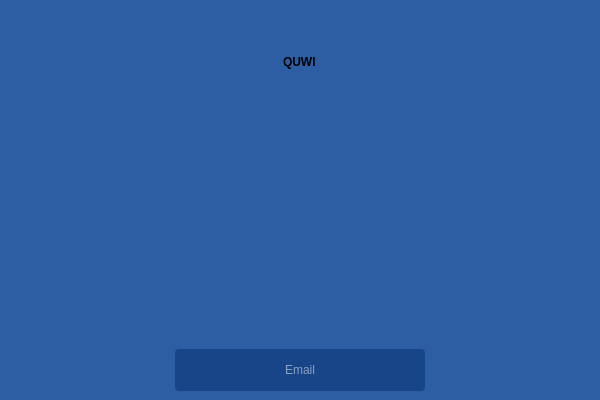
The window that MainWindow.ui (OrbitScripts/QuwiWidget) describes before a commit, drawn with Qt 5.
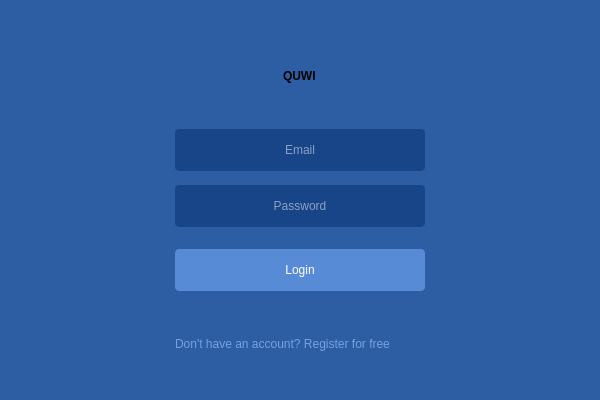
The same window after the commit. Icons and pictures are not drawn.

Commit message: login page

What changed in the file:
```diff
--- a/MainWindow.ui
+++ b/MainWindow.ui
@@ -36,8 +36,56 @@
   </property>
   <widget class="QWidget" name="centralwidget">
    <layout class="QGridLayout" name="gridLayout">
-    <item row="2" column="1">
+    <item row="9" column="1">
+     <spacer name="verticalSpacer_3">
+      <property name="orientation">
+       <enum>Qt::Vertical</enum>
+      </property>
+      <property name="sizeHint" stdset="0">
+       <size>
+        <width>20</width>
+        <height>40</height>
+       </size>
+      </property>
+     </spacer>
+    </item>
+    <item row="3" column="1">
+     <spacer name="verticalSpacer_4">
+      <property name="orientation">
+       <enum>Qt::Vertical</enum>
+      </property>
+      <property name="sizeHint" stdset="0">
+       <size>
+        <width>20</width>
+        <height>40</height>
+       </size>
+      </property>
+     </spacer>
+    </item>
+    <item row="10" column="1">
+     <widget class="QLabel" name="registerLink">
+      <property name="maximumSize">
+       <size>
+        <width>16777215</width>
+        <height>40</height>
+       </size>
+      </property>
+      <property name="styleSheet">
+       <string notr="true">color: rgb(118, 161, 225)</string>
+      </property>
+      <property name="text">
+       <string>Don't have an account? Register for free</string>
+      </property>
+     </widget>
+    </item>
+    <item row="4" column="1">
      <widget class="QLineEdit" name="emailField">
+      <property name="sizePolicy">
+       <sizepolicy hsizetype="Minimum" vsizetype="Fixed">
+        <horstretch>0</horstretch>
+        <verstretch>0</verstretch>
+       </sizepolicy>
+      </property>
       <property name="minimumSize">
        <size>
         <width>250</width>
@@ -57,20 +105,7 @@
       </property>
      </widget>
     </item>
-    <item row="2" column="0">
-     <spacer name="horizontalSpacer">
-      <property name="orientation">
-       <enum>Qt::Horizontal</enum>
-      </property>
-      <property name="sizeHint" stdset="0">
-       <size>
-        <width>40</width>
-        <height>20</height>
-       </size>
-      </property>
-     </spacer>
-    </item>
-    <item row="0" column="1" alignment="Qt::AlignHCenter">
+    <item row="1" column="1" alignment="Qt::AlignHCenter">
      <widget class="QLabel" name="logo">
       <property name="maximumSize">
        <size>
@@ -92,9 +127,49 @@
       </property>
      </widget>
     </item>
-    <item row="2" column="2">
-     <spacer name="horizontalSpacer_2">
+    <item row="11" column="1">
+     <spacer name="verticalSpacer">
       <property name="orientation">
+       <enum>Qt::Vertical</enum>
+      </property>
+      <property name="sizeHint" stdset="0">
+       <size>
+        <width>20</width>
+        <height>40</height>
+       </size>
+      </property>
+     </spacer>
+    </item>
+    <item row="6" column="1" alignment="Qt::AlignHCenter">
+     <widget class="QLineEdit" name="passwordField">
+      <property name="sizePolicy">
+       <sizepolicy hsizetype="Fixed" vsizetype="Fixed">
+        <horstretch>0</horstretch>
+        <verstretch>0</verstretch>
+       </sizepolicy>
+      </property>
+      <property name="minimumSize">
+       <size>
+        <width>250</width>
+        <height>42</height>
+       </size>
+      </property>
+      <property name="styleSheet">
+       <string notr="true">background-color: rgb(23, 69, 136);
+border-radius: 4px;
+color: rgb(255, 255, 255);</string>
+      </property>
+      <property name="alignment">
+       <set>Qt::AlignCenter</set>
+      </property>
+      <property name="placeholderText">
+       <string>Password</string>
+      </property>
+     </widget>
+    </item>
+    <item row="4" column="2">
+     <spacer name="rightSpacer">
+      <property name="orientation">
        <enum>Qt::Horizontal</enum>
       </property>
       <property name="sizeHint" stdset="0">
@@ -105,7 +180,20 @@
       </property>
      </spacer>
     </item>
-    <item row="1" column="1" alignment="Qt::AlignHCenter|Qt::AlignTop">
+    <item row="4" column="0">
+     <spacer name="leftSpacer">
+      <property name="orientation">
+       <enum>Qt::Horizontal</enum>
+      </property>
+      <property name="sizeHint" stdset="0">
+       <size>
+        <width>40</width>
+        <height>20</height>
+       </size>
+      </property>
+     </spacer>
+    </item>
+    <item row="2" column="1" alignment="Qt::AlignHCenter|Qt::AlignTop">
      <widget class="QLabel" name="logoTitle">
       <property name="styleSheet">
        <string notr="true">font-weight: bold;</string>
@@ -115,6 +203,75 @@
       </property>
      </widget>
     </item>
+    <item row="8" column="1" alignment="Qt::AlignHCenter">
+     <widget class="QPushButton" name="loginButton">
+      <property name="sizePolicy">
+       <sizepolicy hsizetype="Fixed" vsizetype="Fixed">
+        <horstretch>0</horstretch>
+        <verstretch>0</verstretch>
+       </sizepolicy>
+      </property>
+      <property name="minimumSize">
+       <size>
+        <width>250</width>
+        <height>42</height>
+       </size>
+      </property>
+      <property name="styleSheet">
+       <string notr="true">background-color: rgb(88, 139, 214);
+border-radius: 4px;
+color: rgb(255, 255, 255);</string>
+      </property>
+      <property name="text">
+       <string>Login</string>
+      </property>
+     </widget>
+    </item>
+    <item row="5" column="1">
+     <spacer name="verticalSpacer_5">
+      <property name="orientation">
+       <enum>Qt::Vertical</enum>
+      </property>
+      <property name="sizeType">
+       <enum>QSizePolicy::Fixed</enum>
+      </property>
+      <property name="sizeHint" stdset="0">
+       <size>
+        <width>20</width>
+        <height>8</height>
+       </size>
+      </property>
+     </spacer>
+    </item>
+    <item row="0" column="1">
+     <spacer name="verticalSpacer_2">
+      <property name="orientation">
+       <enum>Qt::Vertical</enum>
+      </property>
+      <property name="sizeHint" stdset="0">
+       <size>
+        <width>20</width>
+        <height>40</height>
+       </size>
+      </property>
+     </spacer>
+    </item>
+    <item row="7" column="1">
+     <spacer name="verticalSpacer_6">
+      <property name="orientation">
+       <enum>Qt::Vertical</enum>
+      </property>
+      <property name="sizeType">
+       <enum>QSizePolicy::Fixed</enum>
+      </property>
+      <property name="sizeHint" stdset="0">
+       <size>
+        <width>20</width>
+        <height>16</height>
+       </size>
+      </property>
+     </spacer>
+    </item>
    </layout>
   </widget>
  </widget>
```
